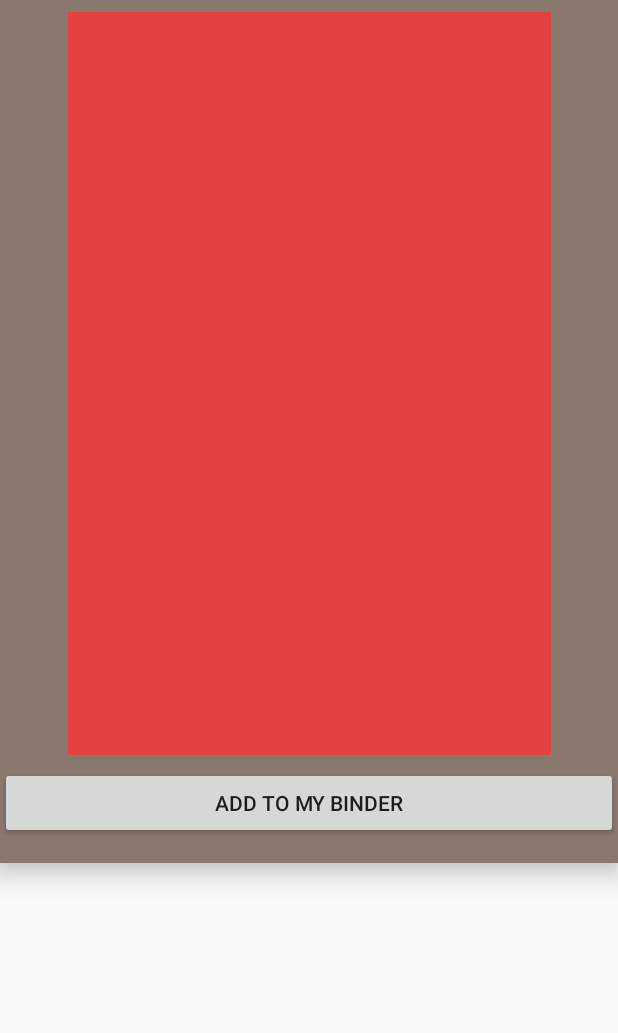
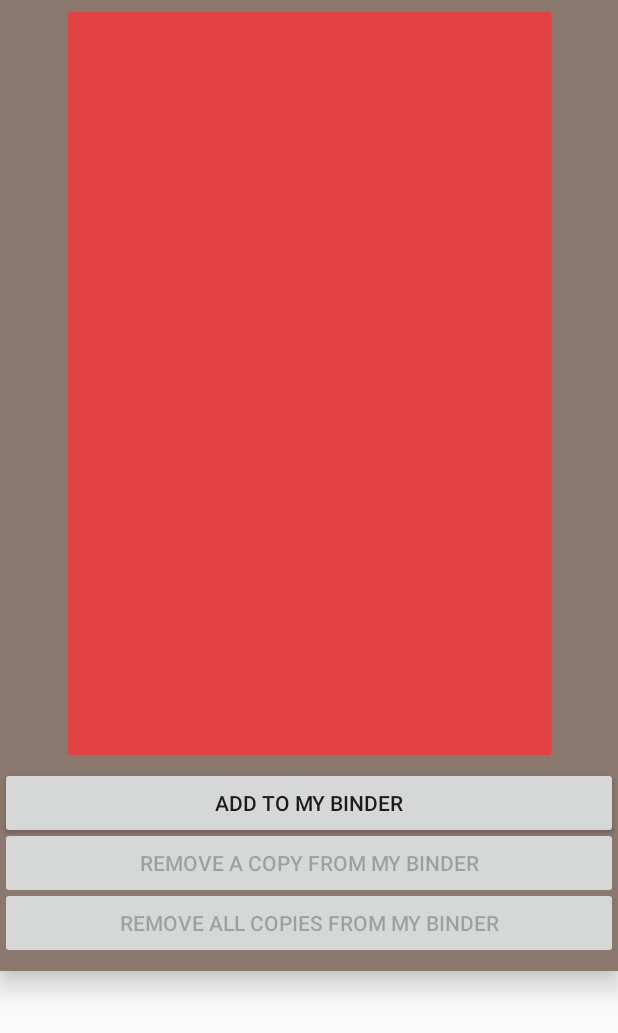
Before and after one commit to garveyn/PhysiDex, an Android app: the fragment CardDetailFragment shown on its own in the app's theme, on a phone screen of 412 x 824 dp. Shown: the top 1033 px of the screen. Run offline under Robolectric (Android 15) with nearby library versions, the phone set to English and light mode, and no system bars; our stand-ins replace Picasso, Room's generated code; pictures from the network do not load; 4 statements that could not run were skipped.

Commit message:
Got remove card buttons working properly

```diff
--- a/app/src/main/java/com/physidex/physidex/adapters/DeckDetailAdapter.kt
+++ b/app/src/main/java/com/physidex/physidex/adapters/DeckDetailAdapter.kt
@@ -22,6 +22,7 @@ class DeckDetailAdapter(var context: Context)
     val inflater: LayoutInflater = LayoutInflater.from(context)
     var cards = emptyList<FullPokeCard>()
     var copiesPerCard: List<DeckDao.CardWithNumCopies> = emptyList()
+    var totalCards: Int = 0
     var deckInfo = PokeDeckInfoEntity()
     var expandedPosition: Int = RecyclerView.NO_POSITION
     var expandedHolder: DeckDetailHolder? = null
--- a/app/src/main/java/com/physidex/physidex/adapters/DisplayCardAdapter.kt
+++ b/app/src/main/java/com/physidex/physidex/adapters/DisplayCardAdapter.kt
@@ -63,6 +63,8 @@ class DisplayCardAdapter(var context: Context, val itemClick: (Int) -> Unit) :
         for (card in this.cards) {
             if (cardsOwned.contains(card.pokeCard.id) ) {
                 card.pokeCard.numCopies = cardsOwned[card.pokeCard.id] as Int
+            } else {
+                card.pokeCard.numCopies = 0
             }
         }
         notifyDataSetChanged()
--- a/app/src/main/java/com/physidex/physidex/pages/CardDetailFragment.kt
+++ b/app/src/main/java/com/physidex/physidex/pages/CardDetailFragment.kt
@@ -1,19 +1,22 @@
 package com.physidex.physidex.pages
 
 import android.os.Bundle
+import android.util.Log
 import android.view.LayoutInflater
 import android.view.View
 import android.view.ViewGroup
 import android.widget.*
 import androidx.fragment.app.Fragment
+import androidx.lifecycle.Observer
 import androidx.lifecycle.ViewModelProviders
 import com.physidex.physidex.R
 import com.physidex.physidex.database.entities.FullPokeCard
 import com.physidex.physidex.database.viewmodels.SearchViewModel
 import com.squareup.picasso.Picasso
+import kotlinx.android.synthetic.main.card_detail.*
 
 
-class CardDetailFragment : Fragment(), View.OnClickListener {
+class CardDetailFragment : Fragment() {
 
     lateinit var detailedCard: FullPokeCard
     private lateinit var cardViewModel: SearchViewModel
@@ -29,10 +32,52 @@ class CardDetailFragment : Fragment(), View.OnClickListener {
 
         // Set up view model (used if added to binder)
         cardViewModel = ViewModelProviders.of(this).get(SearchViewModel::class.java)
+        var found = false
+        cardViewModel.allCardIds.observe(this, Observer { copies ->
+            copies?.let {
 
-        // add to binder
-        val button: Button = view.findViewById(R.id.add_button)
-        button.setOnClickListener(this)
+                copies.forEach{
+                    if (it.id == detailedCard.pokeCard.id) {
+                        found = true
+                        detailedCard.pokeCard.numCopies = it.numCopies
+                    }
+                }
+                if (!found) {
+                    detailedCard.pokeCard.numCopies = 0
+                }
+                fillTable(detailedCard, detailedCard.getInfo())
+                updateButtons()
+                // Log.d("ALL_CARD_IDS", "allCardIds has updated. numCopies = ${detailedCard.pokeCard.numCopies}")
+            }
+        })
+
+        // add to binder button
+        val addButton: Button = view.findViewById(R.id.add_button)
+        addButton.setOnClickListener {
+            val previousNum: Int = detailedCard.pokeCard.numCopies
+            detailedCard.pokeCard.numCopies++
+            fillTable(detailedCard, detailedCard.getInfo())
+            cardViewModel.insert(detailedCard, previousNum)
+        }
+
+        // remove from binder button
+        val removeButton: Button = view.findViewById(R.id.remove_one_button)
+        removeButton.setOnClickListener {
+            if (detailedCard.pokeCard.numCopies > 1) {
+                cardViewModel.removeOne(detailedCard)
+            }
+        }
+
+        // remove from binder button
+        val removeAllButton: Button = view.findViewById(R.id.remove_all_button)
+        removeAllButton.setOnClickListener {
+            if (detailedCard.pokeCard.numCopies > 0) {
+                cardViewModel.removeAll(detailedCard)
+            } else {
+                fillTable(detailedCard, detailedCard.getInfo())
+                updateButtons()
+            }
+        }
 
         // Set info
         if (this::detailedCard.isInitialized) {
@@ -80,14 +125,22 @@ class CardDetailFragment : Fragment(), View.OnClickListener {
         }
     }
 
-    override fun onClick(view: View) {
-
-        // parameter numberOfNewCopies is 0 because we are already adding one to the fullPokeCard
-        //  beforehand
-        val previousNum: Int = detailedCard.pokeCard.numCopies
-        detailedCard.pokeCard.numCopies++
-        fillTable(detailedCard, detailedCard.getInfo())
-        cardViewModel.insert(detailedCard, previousNum)
+    fun updateButtons() {
+        val copies = detailedCard.pokeCard.numCopies
+        when  {
+            copies == 0 -> {
+                remove_one_button.isEnabled = false
+                remove_all_button.isEnabled = false
+            }
+            copies == 1 -> {
+                remove_one_button.isEnabled = false
+                remove_all_button.isEnabled = true
+            }
+            copies >= 1 -> {
+                remove_one_button.isEnabled = true
+                remove_all_button.isEnabled = true
+            }
+        }
     }
 
 }
--- a/app/src/main/res/layout/card_detail.xml
+++ b/app/src/main/res/layout/card_detail.xml
@@ -43,8 +43,21 @@
                 android:id="@+id/add_button"
                 android:layout_width="match_parent"
                 android:layout_height="wrap_content"
-                android:text="@string/add_to_binder"
-                android:layout_marginBottom="@dimen/default_gap" />
+                android:text="@string/add_to_binder" />
+
+            <Button
+                android:id="@+id/remove_one_button"
+                android:layout_width="match_parent"
+                android:layout_height="wrap_content"
+                android:layout_marginTop="-8dp"
+                android:layout_marginBottom="-8dp"
+                android:text="@string/remove_from_binder" />
+
+            <Button
+                android:id="@+id/remove_all_button"
+                android:layout_width="match_parent"
+                android:layout_height="wrap_content"
+                android:text="@string/remove_all_from_binder" />
 
             <TableLayout
                 android:id="@+id/detail_table"
--- a/app/src/main/res/values/strings.xml
+++ b/app/src/main/res/values/strings.xml
@@ -23,6 +23,8 @@
     <string name="results_number">%1$d results found</string>
     <string name="card_description">PokeCard found</string>
     <string name="add_to_binder">ADD TO MY BINDER</string>
+    <string name="remove_from_binder">REMOVE A COPY FROM MY BINDER</string>
+    <string name="remove_all_from_binder">REMOVE ALL COPIES FROM MY BINDER</string>
 
     <!-- Deck Manager Page -->
     <string name="deck_play">Play!</string>
```
Also changed, not shown: app/src/main/java/com/physidex/physidex/database/daos/CardDao.kt (+5 -4 lines), app/src/main/java/com/physidex/physidex/database/repositories/PokeCardRepository.kt (+7 -2 lines), app/src/main/java/com/physidex/physidex/database/viewmodels/DeckDetailViewModel.kt (+13 -0 lines), app/src/main/java/com/physidex/physidex/database/viewmodels/SearchViewModel.kt (+17 -1 lines), app/src/main/java/com/physidex/physidex/pages/DeckDetailActivity.kt (+25 -2 lines).
